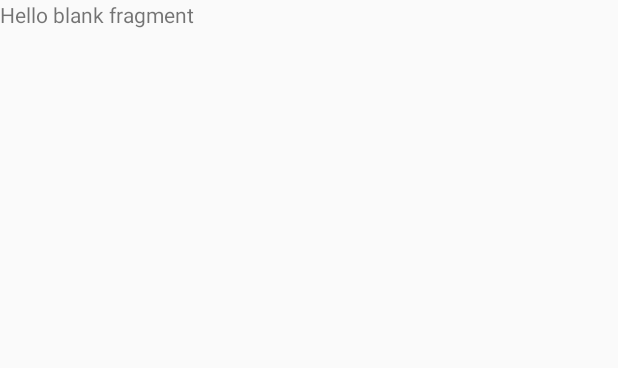
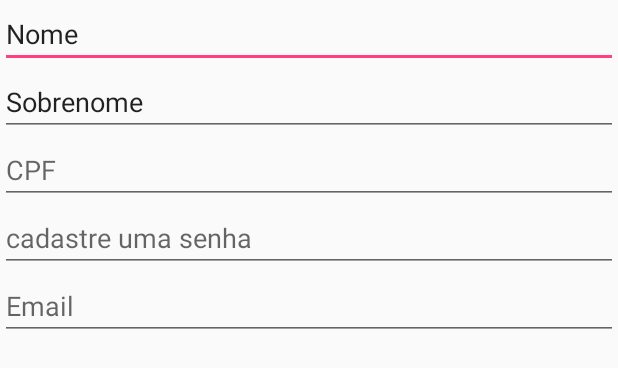
Before and after one commit to elntele/Sisa, an Android app: the layout fragment_cadastro_aluno.xml on its own in the app's theme, with its tools: preview values and no code run, on a phone screen of 412 x 824 dp. Shown: the top 368 px of the screen. Run offline under Robolectric (Android 15) with nearby library versions, the phone set to English and light mode, and no system bars.

Commit message:
criado alguns widgets no cadastro

```diff
--- a/app/src/main/res/layout/fragment_cadastro_aluno.xml
+++ b/app/src/main/res/layout/fragment_cadastro_aluno.xml
@@ -1,13 +1,54 @@
-<FrameLayout xmlns:android="http://schemas.android.com/apk/res/android"
+<LinearLayout xmlns:android="http://schemas.android.com/apk/res/android"
              xmlns:tools="http://schemas.android.com/tools"
              android:layout_width="match_parent"
              android:layout_height="match_parent"
+             android:orientation="vertical"
              tools:context="br.ufrpe.android.sisa.CadastroAlunoFragment">
 
     <!-- TODO: Update blank fragment layout -->
-    <TextView
+
+
+    <EditText
+        android:id="@+id/editText2"
         android:layout_width="match_parent"
-        android:layout_height="match_parent"
-        android:text="@string/hello_blank_fragment"/>
+        android:layout_height="wrap_content"
+        android:ems="10"
+        android:inputType="textPersonName"
+        android:text="Nome"/>
 
-</FrameLayout>
+    <EditText
+        android:id="@+id/editText"
+        android:layout_width="match_parent"
+        android:layout_height="wrap_content"
+        android:ems="10"
+        android:inputType="textPersonName"
+        android:text="Sobrenome"/>
+
+    <EditText
+        android:id="@+id/editText3"
+        android:layout_width="match_parent"
+        android:layout_height="wrap_content"
+        android:hint="CPF"
+        android:ems="10"
+        android:inputType="number"/>
+
+    <EditText
+        android:id="@+id/editText4"
+        android:layout_width="match_parent"
+        android:layout_height="wrap_content"
+        android:hint="cadastre uma senha"
+        android:ems="10"
+        android:inputType="textPassword"/>
+
+    <EditText
+        android:id="@+id/editText5"
+        android:layout_width="match_parent"
+        android:layout_height="wrap_content"
+        android:hint="@string/email_edit_text"
+        android:ems="10"
+        android:inputType="textEmailAddress"/>
+
+
+
+
+</LinearLayout>
```
